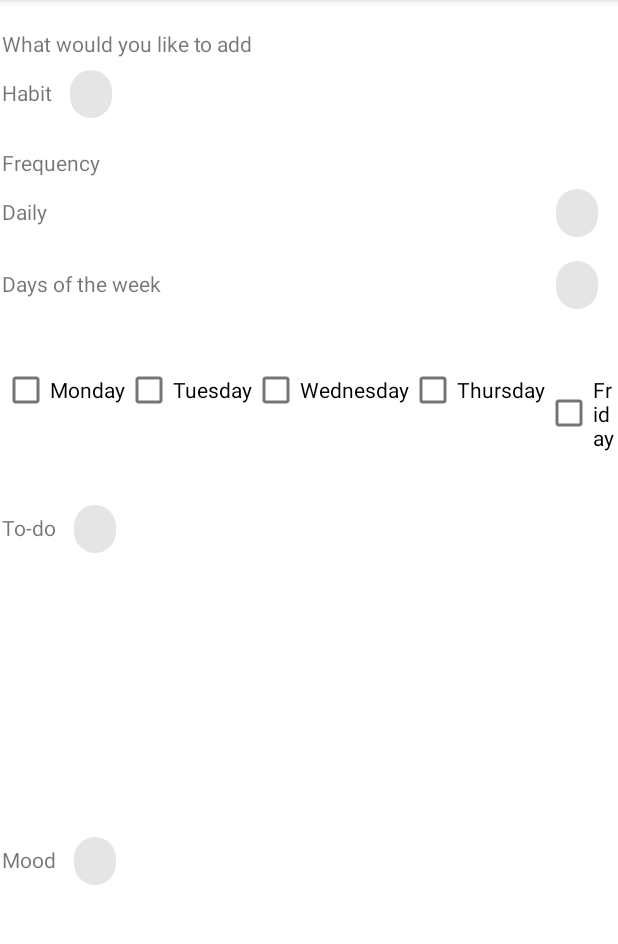
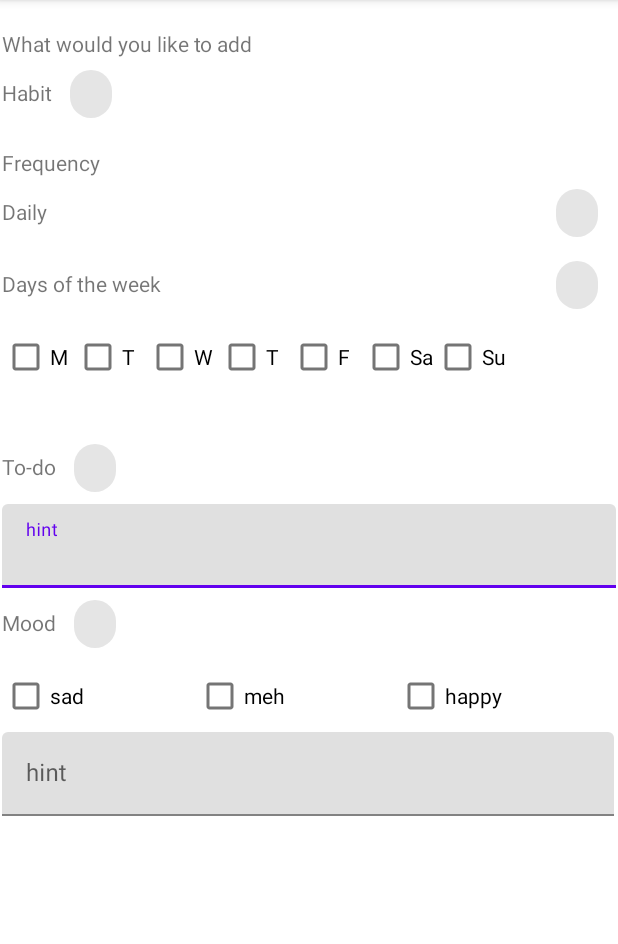
Before and after one commit to VeressIris/ITfest, an Android app: the TrackFragment screen opened directly, with no data from a screen before it, on a phone screen of 412 x 824 dp, the part 84-1028 px from its top. Run offline under Robolectric (Android 15) with nearby library versions, the phone set to English and light mode, and no system bars.

Commit message:
finished track layout

```diff
--- a/app/src/main/res/layout/activity_track_fragment.xml
+++ b/app/src/main/res/layout/activity_track_fragment.xml
@@ -33,7 +33,7 @@
 
             <LinearLayout
                 android:layout_width="match_parent"
-                android:layout_height="290dp"
+                android:layout_height="249dp"
                 android:orientation="vertical">
 
                 <LinearLayout
@@ -84,7 +84,7 @@
 
                 <LinearLayout
                     android:layout_width="match_parent"
-                    android:layout_height="70dp"
+                    android:layout_height="wrap_content"
                     android:orientation="horizontal">
 
                     <TextView
@@ -113,52 +113,57 @@
                         android:id="@+id/checkboxMonday"
                         android:layout_width="wrap_content"
                         android:layout_height="wrap_content"
-                        android:text="Monday"
+                        android:text="M"
                         android:visibility="visible" />
 
                     <CheckBox
                         android:id="@+id/checkboxTuesday"
                         android:layout_width="wrap_content"
                         android:layout_height="wrap_content"
-                        android:text="Tuesday"
+                        android:text="T"
                         android:visibility="visible" />
 
                     <CheckBox
                         android:id="@+id/checkboxWednesday"
                         android:layout_width="wrap_content"
                         android:layout_height="wrap_content"
-                        android:text="Wednesday" />
+                        android:text="W" />
 
                     <CheckBox
                         android:id="@+id/checkboxThursday"
                         android:layout_width="wrap_content"
                         android:layout_height="wrap_content"
-                        android:text="Thursday" />
+                        android:text="T" />
 
                     <CheckBox
                         android:id="@+id/checkboxFriday"
                         android:layout_width="wrap_content"
                         android:layout_height="wrap_content"
-                        android:text="Friday" />
+                        android:text="F" />
 
                     <CheckBox
                         android:id="@+id/checkboxSaturday"
                         android:layout_width="wrap_content"
                         android:layout_height="wrap_content"
-                        android:text="Saturday" />
+                        android:text="Sa" />
 
                     <CheckBox
                         android:id="@+id/checkboxSunday"
                         android:layout_width="wrap_content"
                         android:layout_height="wrap_content"
-                        android:text="Sunday" />
+                        android:text="Su" />
                 </LinearLayout>
             </LinearLayout>
 
             <LinearLayout
+                android:layout_width="match_parent"
+                android:layout_height="wrap_content"
+                android:orientation="vertical">
+
+                <LinearLayout
                     android:id="@+id/toDoDiv"
                     android:layout_width="match_parent"
-                android:layout_height="221dp"
+                    android:layout_height="wrap_content"
                     android:orientation="horizontal">
 
                     <TextView
@@ -172,7 +177,27 @@
                         android:layout_width="52dp"
                         android:layout_height="wrap_content"
                         android:checkable="true" />
+
                 </LinearLayout>
+
+                <com.google.android.material.textfield.TextInputLayout
+                    android:layout_width="match_parent"
+                    android:layout_height="wrap_content">
+
+                    <com.google.android.material.textfield.TextInputEditText
+                        android:layout_width="match_parent"
+                        android:layout_height="wrap_content"
+                        android:hint="hint" />
+                </com.google.android.material.textfield.TextInputLayout>
+
+            </LinearLayout>
+
+
+            <LinearLayout
+                android:layout_width="wrap_content"
+                android:layout_height="wrap_content"
+                android:orientation="vertical">
+
 
                 <LinearLayout
                     android:id="@+id/moodDiv"
@@ -185,12 +210,54 @@
                         android:layout_width="wrap_content"
                         android:layout_height="wrap_content"
                         android:text="Mood" />
+
                     <com.google.android.material.chip.Chip
                         android:id="@+id/moodChip"
                         android:layout_width="52dp"
                         android:layout_height="wrap_content"
                         android:checkable="true" />
                 </LinearLayout>
+
+                <LinearLayout
+                    android:id="@+id/selectMoodsDiv"
+                    android:layout_width="match_parent"
+                    android:layout_height="match_parent"
+                    android:orientation="horizontal">
+
+                    <CheckBox
+                        android:id="@+id/sadCheckBox"
+                        android:layout_width="wrap_content"
+                        android:layout_height="wrap_content"
+                        android:layout_weight="1"
+                        android:text="sad" />
+
+                    <CheckBox
+                        android:id="@+id/mehCheckbox"
+                        android:layout_width="wrap_content"
+                        android:layout_height="wrap_content"
+                        android:layout_weight="1"
+                        android:text="meh" />
+
+                    <CheckBox
+                        android:id="@+id/happyCheckbox"
+                        android:layout_width="wrap_content"
+                        android:layout_height="wrap_content"
+                        android:layout_weight="1"
+                        android:text="happy" />
+                </LinearLayout>
+
+                <com.google.android.material.textfield.TextInputLayout
+                    android:layout_width="match_parent"
+                    android:layout_height="match_parent">
+
+                    <com.google.android.material.textfield.TextInputEditText
+                        android:layout_width="408dp"
+                        android:layout_height="wrap_content"
+                        android:hint="hint" />
+                </com.google.android.material.textfield.TextInputLayout>
+
+            </LinearLayout>
+
         </LinearLayout>
 
     </LinearLayout>
```
Lines whose indentation alone changed are shown as unchanged.
